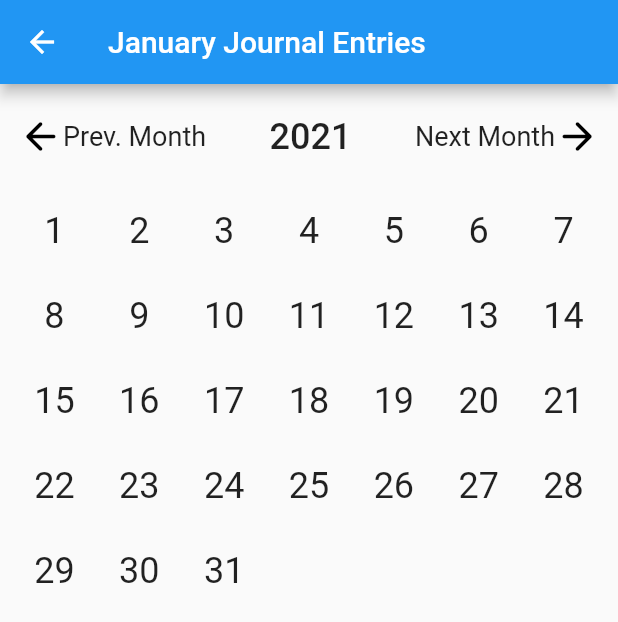
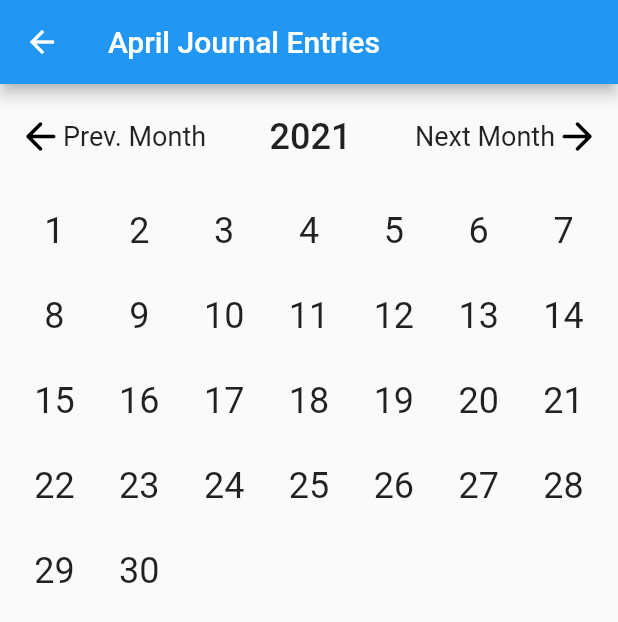
Before and after one commit to BBoggia/CSCapstoneProj, a Flutter app: the JournalCalendar screen opened directly, on a phone screen of 412 x 824 dp. Shown: the top 622 px of the screen. Run offline on Flutter 3.47's test engine with Material 2 defaults, Android fonts, the phone set to English and light mode, and no system bars; our stand-ins replace firebase_auth, firebase_core, firebase_database, flutter_signin_button, google_sign_in and 1 more; missing offline and left inert: dart:ffi, horoscope, sentiment_dart; accounts and stored records are empty.

```diff
--- a/lib/journal_calendar.dart
+++ b/lib/journal_calendar.dart
@@ -26,9 +26,12 @@ class JournalCalendar extends StatefulWidget {
   JournalCalendarState createState() => JournalCalendarState();
 }
 
+DateTime now = new DateTime.now();
+
 class JournalCalendarState extends State<JournalCalendar> {
-  var selectedMonth = 0;
-  var year = 2021;
+  DateTime date = new DateTime(now.month);
+  var selectedMonth = now.month - 1;
+  var year = now.year;
 
   void nextMonth() {
     if (selectedMonth == 11) {
```
